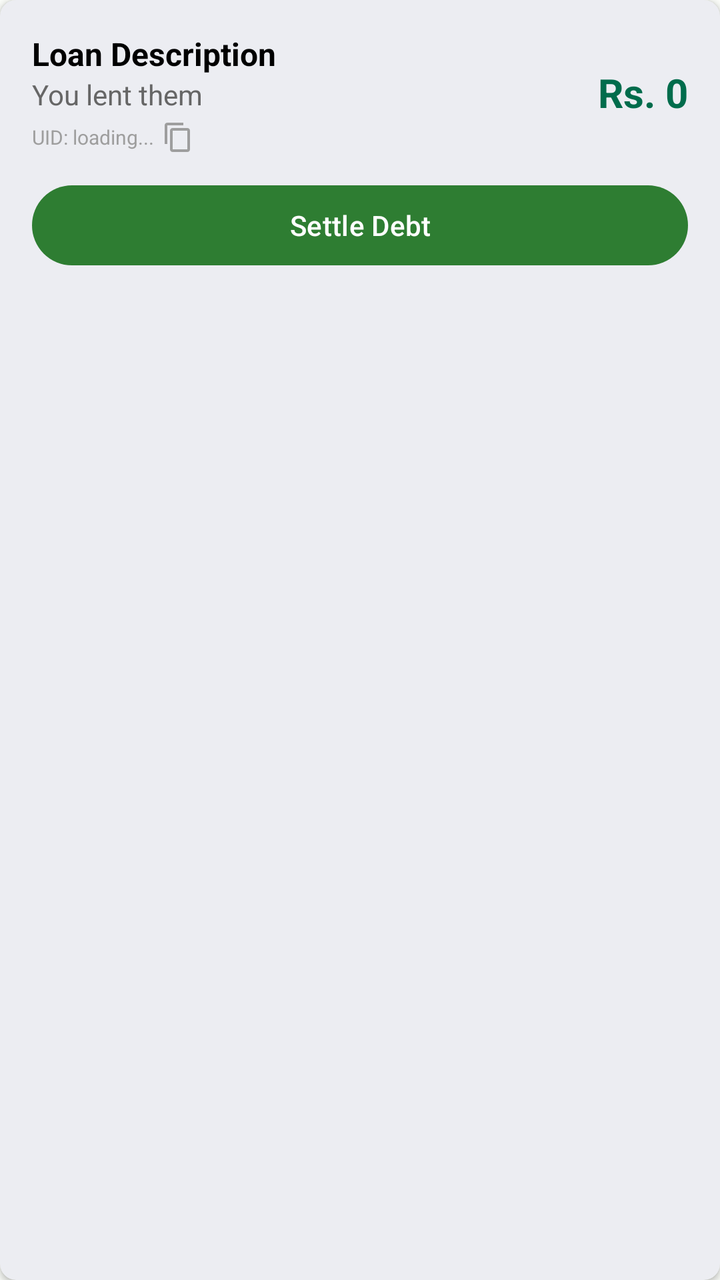
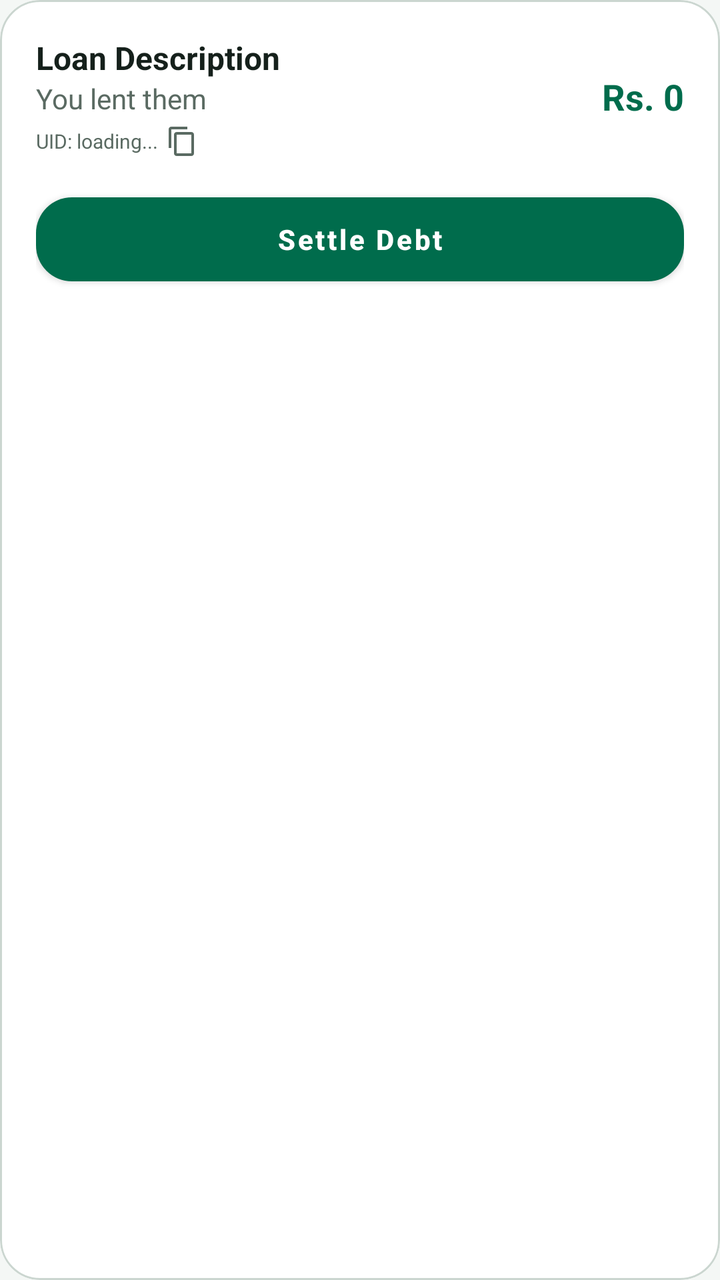

The first picture is an Android layout as it rendered before a commit; the second is the same layout after the commit. The layout source and the unified diff follow.
<!-- AndroidManifest.xml: application theme Theme.QarzApp -->
<!-- res/layout/item_loan.xml -->
<?xml version="1.0" encoding="utf-8"?>
<com.google.android.material.card.MaterialCardView
    xmlns:android="http://schemas.android.com/apk/res/android"
    xmlns:app="http://schemas.android.com/apk/res-auto"
    android:layout_width="match_parent"
    android:layout_height="wrap_content"
    android:layout_marginBottom="12dp"
    app:cardCornerRadius="8dp"
    app:cardElevation="2dp"
    app:strokeWidth="0dp">

    <LinearLayout
        android:layout_width="match_parent"
        android:layout_height="wrap_content"
        android:orientation="vertical"
        android:padding="16dp">

        <LinearLayout
            android:layout_width="match_parent"
            android:layout_height="wrap_content"
            android:orientation="horizontal"
            android:gravity="center_vertical">

            <LinearLayout
                android:layout_width="0dp"
                android:layout_height="wrap_content"
                android:layout_weight="1"
                android:orientation="vertical">

                <TextView
                    android:id="@+id/tvLoanDesc"
                    android:layout_width="wrap_content"
                    android:layout_height="wrap_content"
                    android:text="Loan Description"
                    android:textSize="16sp"
                    android:textStyle="bold"
                    android:textColor="#000000" />

                <TextView
                    android:id="@+id/tvLoanContext"
                    android:layout_width="wrap_content"
                    android:layout_height="wrap_content"
                    android:text="You lent them"
                    android:textSize="14sp"
                    android:textColor="#666666" />

                <LinearLayout
                    android:layout_width="match_parent"
                    android:layout_height="wrap_content"
                    android:orientation="horizontal"
                    android:gravity="center_vertical"
                    android:layout_marginTop="4dp">

                    <TextView
                        android:id="@+id/tvLoanUid"
                        android:layout_width="wrap_content"
                        android:layout_height="wrap_content"
                        android:text="UID: loading..."
                        android:textSize="10sp"
                        android:textColor="#9E9E9E"/>

                    <ImageView
                        android:id="@+id/ivCopyUid"
                        android:layout_width="16dp"
                        android:layout_height="16dp"
                        android:src="@drawable/ic_copy"
                        android:layout_marginStart="4dp"
                        app:tint="#9E9E9E"
                        android:background="?selectableItemBackgroundBorderless"
                        android:clickable="true"
                        android:focusable="true"/>
                </LinearLayout>
            </LinearLayout>

            <TextView
                android:id="@+id/tvLoanAmount"
                android:layout_width="wrap_content"
                android:layout_height="wrap_content"
                android:text="Rs. 0"
                android:textSize="20sp"
                android:textStyle="bold"
                android:textColor="?attr/colorPrimary" />
        </LinearLayout>

        <Button
            android:id="@+id/btnSettle"
            android:layout_width="match_parent"
            android:layout_height="wrap_content"
            android:text="Settle Debt"
            android:layout_marginTop="12dp"
            app:backgroundTint="#2E7D32"
            android:textColor="#FFFFFF"/>

        <LinearLayout
            android:id="@+id/llOverdueGuarantor"
            android:layout_width="match_parent"
            android:layout_height="wrap_content"
            android:orientation="vertical"
            android:visibility="gone"
            android:background="#FFEBEE"
            android:padding="12dp"
            android:layout_marginTop="8dp">

            <TextView
                android:layout_width="match_parent"
                android:layout_height="wrap_content"
                android:text="OVERDUE: Guarantor Info"
                android:textColor="#C62828"
                android:textStyle="bold"
                android:textSize="14sp"
                android:layout_marginBottom="4dp"/>

            <TextView
                android:id="@+id/tvGuarantorName"
                android:layout_width="match_parent"
                android:layout_height="wrap_content"
                android:text="Name: Loading..."
                android:textColor="#C62828"
                android:textSize="12sp"/>

            <TextView
                android:id="@+id/tvGuarantorPhone"
                android:layout_width="match_parent"
                android:layout_height="wrap_content"
                android:text="Phone: Loading..."
                android:textColor="#C62828"
                android:textSize="12sp"/>
        </LinearLayout>

    </LinearLayout>
</com.google.android.material.card.MaterialCardView>
<!-- resources referenced by this layout -->
<resources>
  <!-- drawable ic_copy (drawable) -->
  <vector xmlns:android="http://schemas.android.com/apk/res/android"
      android:width="24dp"
      android:height="24dp"
      android:viewportWidth="24"
      android:viewportHeight="24"
      android:tint="#757575">
      <path
          android:fillColor="#FF000000"
          android:pathData="M16,1L4,1c-1.1,0 -2,0.9 -2,2v14h2L4,3h12L16,1zM19,5L8,5c-1.1,0 -2,0.9 -2,2v14c0,1.1 0.9,2 2,2h11c1.1,0 2,-0.9 2,-2L21,7c0,-1.1 -0.9,-2 -2,-2zM19,21L8,21L8,7h11v14z"/>
  </vector>
  <style name="Theme.QarzApp" parent="Base.Theme.QarzApp" />
  <style name="Base.Theme.QarzApp" parent="Theme.Material3.DayNight.NoActionBar">
          
          <item name="colorPrimary">@color/md_theme_primary</item>
          <item name="colorOnPrimary">@color/md_theme_onPrimary</item>
          <item name="colorSecondary">@color/md_theme_secondary</item>
          <item name="colorOnSecondary">@color/md_theme_onSecondary</item>
          <item name="android:windowBackground">@color/md_theme_background</item>
          <item name="android:statusBarColor">?attr/colorPrimary</item>
      </style>
  <color name="md_theme_primary">#006C4C</color>
  <color name="md_theme_onPrimary">#FFFFFF</color>
  <color name="md_theme_secondary">#4D6357</color>
  <color name="md_theme_onSecondary">#FFFFFF</color>
  <color name="md_theme_background">#FBFDF9</color>
</resources>

<!-- the commit's change to res/layout/item_loan.xml (unified diff, before → after) -->
@@ -4,16 +4,14 @@
     xmlns:app="http://schemas.android.com/apk/res-auto"
     android:layout_width="match_parent"
     android:layout_height="wrap_content"
-    android:layout_marginBottom="12dp"
-    app:cardCornerRadius="8dp"
-    app:cardElevation="2dp"
-    app:strokeWidth="0dp">
+    style="@style/QarzCard"
+    android:layout_marginBottom="10dp">
 
     <LinearLayout
         android:layout_width="match_parent"
         android:layout_height="wrap_content"
         android:orientation="vertical"
-        android:padding="16dp">
+        android:padding="18dp">
 
         <LinearLayout
             android:layout_width="match_parent"
@@ -34,7 +32,7 @@
                     android:text="Loan Description"
                     android:textSize="16sp"
                     android:textStyle="bold"
-                    android:textColor="#000000" />
+                    android:textColor="@color/md_theme_onSurface" />
 
                 <TextView
                     android:id="@+id/tvLoanContext"
@@ -42,7 +40,7 @@
                     android:layout_height="wrap_content"
                     android:text="You lent them"
                     android:textSize="14sp"
-                    android:textColor="#666666" />
+                    android:textColor="@color/md_theme_onSurfaceVariant" />
 
                 <LinearLayout
                     android:layout_width="match_parent"
@@ -57,7 +55,7 @@
                         android:layout_height="wrap_content"
                         android:text="UID: loading..."
                         android:textSize="10sp"
-                        android:textColor="#9E9E9E"/>
+                        android:textColor="@color/md_theme_onSurfaceVariant"/>
 
                     <ImageView
                         android:id="@+id/ivCopyUid"
@@ -65,7 +63,7 @@
                         android:layout_height="16dp"
                         android:src="@drawable/ic_copy"
                         android:layout_marginStart="4dp"
-                        app:tint="#9E9E9E"
+                        app:tint="@color/md_theme_onSurfaceVariant"
                         android:background="?selectableItemBackgroundBorderless"
                         android:clickable="true"
                         android:focusable="true"/>
@@ -77,19 +75,18 @@
                 android:layout_width="wrap_content"
                 android:layout_height="wrap_content"
                 android:text="Rs. 0"
-                android:textSize="20sp"
+                android:textSize="18sp"
                 android:textStyle="bold"
                 android:textColor="?attr/colorPrimary" />
         </LinearLayout>
 
         <Button
             android:id="@+id/btnSettle"
+            style="@style/QarzButton"
             android:layout_width="match_parent"
             android:layout_height="wrap_content"
             android:text="Settle Debt"
-            android:layout_marginTop="12dp"
-            app:backgroundTint="#2E7D32"
-            android:textColor="#FFFFFF"/>
+            android:layout_marginTop="14dp" />
 
         <LinearLayout
             android:id="@+id/llOverdueGuarantor"
<!-- resource entries referenced after the edit -->
@@ -1,5 +1,7 @@
 <!-- resources referenced by this layout -->
 <resources>
+  <color name="md_theme_onSurface">#15201B</color>
+  <color name="md_theme_onSurfaceVariant">#5A6A62</color>
   <!-- drawable ic_copy (drawable) -->
   <vector xmlns:android="http://schemas.android.com/apk/res/android"
       android:width="24dp"
@@ -11,20 +13,42 @@
           android:fillColor="#FF000000"
           android:pathData="M16,1L4,1c-1.1,0 -2,0.9 -2,2v14h2L4,3h12L16,1zM19,5L8,5c-1.1,0 -2,0.9 -2,2v14c0,1.1 0.9,2 2,2h11c1.1,0 2,-0.9 2,-2L21,7c0,-1.1 -0.9,-2 -2,-2zM19,21L8,21L8,7h11v14z"/>
   </vector>
+  <style name="QarzButton" parent="Widget.MaterialComponents.Button">
+          <item name="cornerRadius">18dp</item>
+          <item name="android:minHeight">54dp</item>
+          <item name="android:textAllCaps">false</item>
+          <item name="backgroundTint">@color/md_theme_primary</item>
+          <item name="android:textColor">@color/md_theme_onPrimary</item>
+          <item name="android:textStyle">bold</item>
+      </style>
+  <style name="QarzCard" parent="Widget.MaterialComponents.CardView">
+          <item name="cardCornerRadius">20dp</item>
+          <item name="strokeColor">@color/md_theme_outline</item>
+          <item name="strokeWidth">1dp</item>
+          <item name="cardBackgroundColor">@color/md_theme_surface</item>
+          <item name="cardElevation">0dp</item>
+      </style>
   <style name="Theme.QarzApp" parent="Base.Theme.QarzApp" />
-  <style name="Base.Theme.QarzApp" parent="Theme.Material3.DayNight.NoActionBar">
-          
+  <style name="Base.Theme.QarzApp" parent="Theme.Material3.Light.NoActionBar">
           <item name="colorPrimary">@color/md_theme_primary</item>
           <item name="colorOnPrimary">@color/md_theme_onPrimary</item>
           <item name="colorSecondary">@color/md_theme_secondary</item>
           <item name="colorOnSecondary">@color/md_theme_onSecondary</item>
+          <item name="colorSurface">@color/md_theme_surface</item>
+          <item name="android:colorBackground">@color/md_theme_background</item>
+          <item name="colorOnSurface">@color/md_theme_onSurface</item>
           <item name="android:windowBackground">@color/md_theme_background</item>
-          <item name="android:statusBarColor">?attr/colorPrimary</item>
+          <item name="android:statusBarColor">@color/md_theme_background</item>
+          <item name="android:navigationBarColor">@color/md_theme_surface</item>
+          <item name="android:windowLightStatusBar">true</item>
+          <item name="android:windowLightNavigationBar">true</item>
       </style>
   <color name="md_theme_primary">#006C4C</color>
   <color name="md_theme_onPrimary">#FFFFFF</color>
+  <color name="md_theme_outline">#CBD6D0</color>
+  <color name="md_theme_surface">#FFFFFF</color>
   <color name="md_theme_secondary">#4D6357</color>
   <color name="md_theme_onSecondary">#FFFFFF</color>
-  <color name="md_theme_background">#FBFDF9</color>
+  <color name="md_theme_background">#F4F7F5</color>
 </resources>
 
